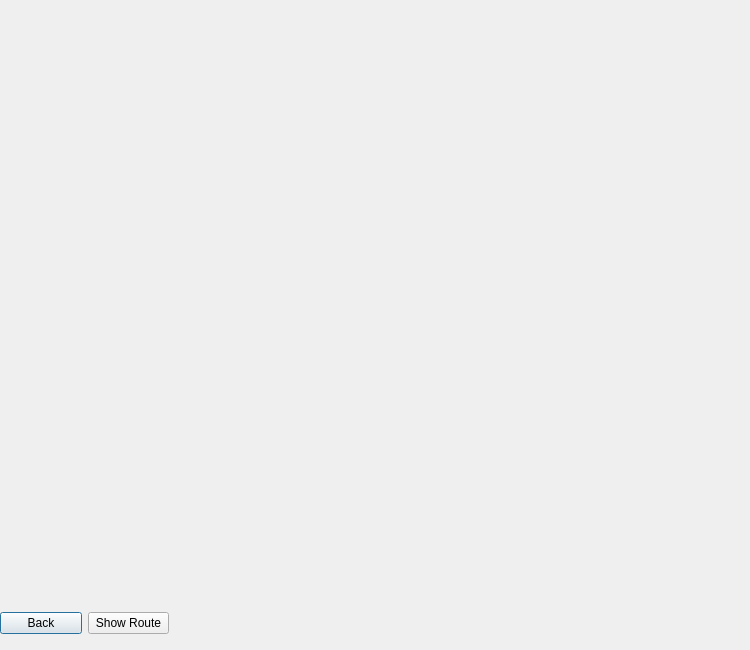
First picture: the form in Guide_me/bfs.ui, repository MARIO00410/Guide-Me, before the edit.
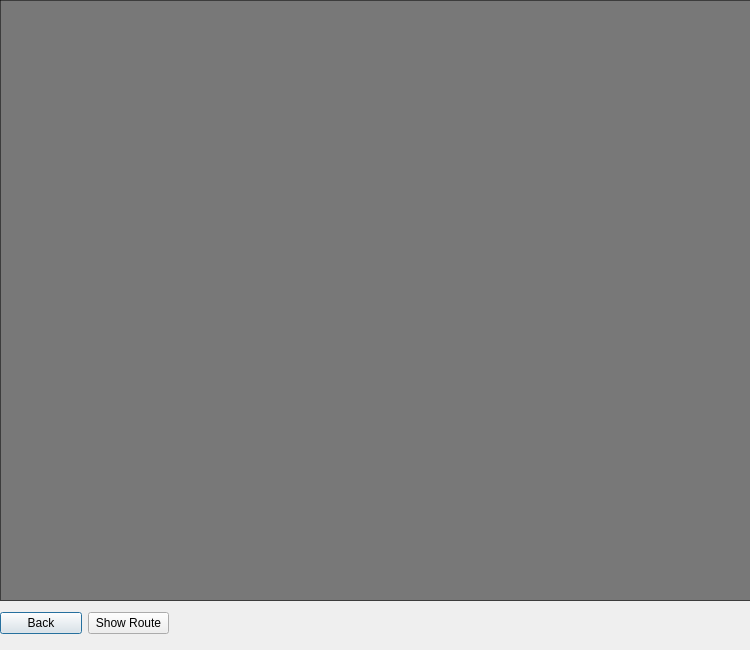
Second picture: the form after the edit.

Patch:
```diff
--- a/Guide_me/bfs.ui
+++ b/Guide_me/bfs.ui
@@ -18,7 +18,7 @@
     <rect>
      <x>0</x>
      <y>0</y>
-     <width>741</width>
+     <width>781</width>
      <height>601</height>
     </rect>
    </property>
@@ -26,13 +26,13 @@
     <item>
      <widget class="QGraphicsView" name="graphicsView">
       <property name="styleSheet">
-       <string notr="true">background:transparent;</string>
+       <string notr="true">background:rgba(0,0,0,0.5);</string>
       </property>
      </widget>
     </item>
    </layout>
   </widget>
-  <widget class="QWidget" name="">
+  <widget class="QWidget" name="layoutWidget">
    <property name="geometry">
     <rect>
      <x>0</x>
```
